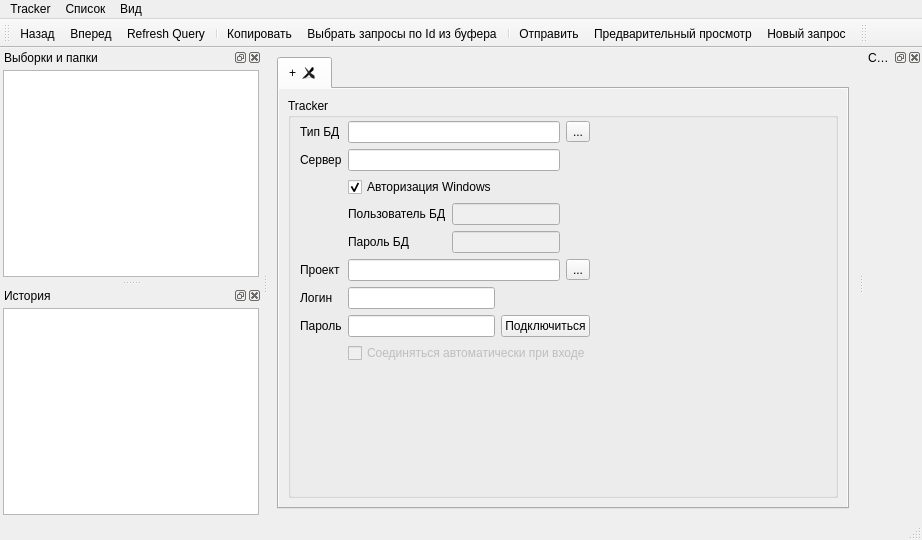
Old version of the form client/ui/tracksmain.ui in the repository sshmakov/Traquera.
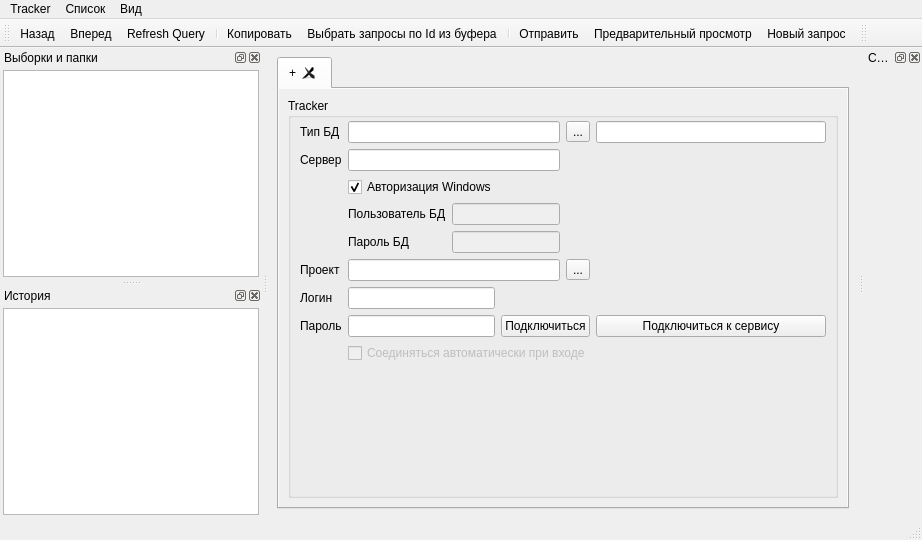
New version of the form. Icons and pictures are not drawn.

Commit message: Рефакторинг объектов для работы с сервисами Подключение к сервису, пока без работы с query

Patch:
```diff
--- a/client/ui/tracksmain.ui
+++ b/client/ui/tracksmain.ui
@@ -235,6 +235,16 @@
                  <item row="5" column="1" colspan="3">
                   <widget class="QLineEdit" name="projectEdit"/>
                  </item>
+                 <item row="8" column="5">
+                  <widget class="QPushButton" name="btnService">
+                   <property name="text">
+                    <string>Подключиться к сервису</string>
+                   </property>
+                  </widget>
+                 </item>
+                 <item row="0" column="5">
+                  <widget class="QLineEdit" name="editServiceUrl"/>
+                 </item>
                 </layout>
                </item>
                <item>
```
The commit also changes 42 other files.
